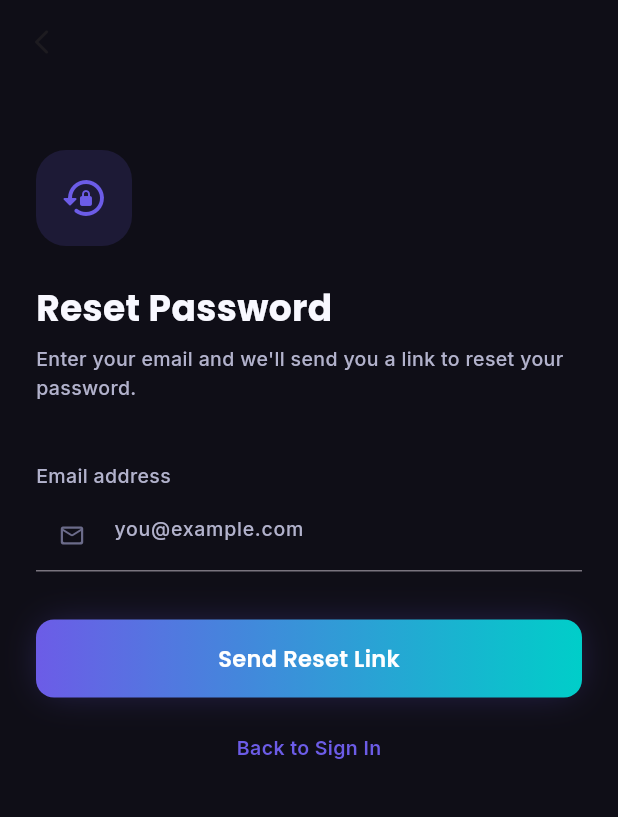
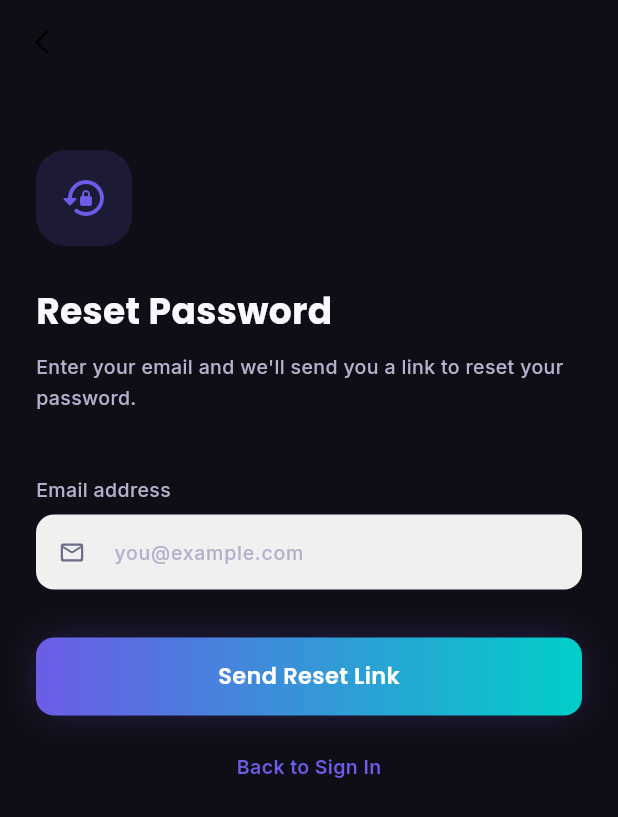
Before and after one commit to exploreofficialzz-star/Rise-Up, a Flutter app: the screen it shows after launch, after a tap on "Forgot password?", on a phone screen of 412 x 824 dp. Shown: the top 817 px of the screen. Run offline on Flutter 3.47's test engine with Material 3 defaults, Android fonts, the phone set to English and light mode, and no system bars; drawn by our look-alikes of flutter_animate; our stand-ins replace connectivity_plus, dio, fl_chart, flutter_local_notifications, flutter_markdown, flutter_riverpod and 11 more; accounts and stored records are empty; network calls fail.

Commit message:
Update app_constants.dart

```diff
--- a/frontend/lib/config/app_constants.dart
+++ b/frontend/lib/config/app_constants.dart
@@ -1,15 +1,21 @@
 import 'package:flutter/material.dart';
 import 'package:google_fonts/google_fonts.dart';
 
-// ── API ─────────────────────────────────────────────
+// ── API ──────────────────────────────────────────────
 const String kApiBaseUrl = String.fromEnvironment(
   'API_BASE_URL',
   defaultValue: 'https://rise-up-zkcj.onrender.com/api/v1',
 );
-const String kSupabaseUrl = String.fromEnvironment('SUPABASE_URL', defaultValue: '');
-const String kSupabaseAnonKey = String.fromEnvironment('SUPABASE_ANON_KEY', defaultValue: '');
+const String kSupabaseUrl = String.fromEnvironment(
+  'SUPABASE_URL',
+  defaultValue: '',
+);
+const String kSupabaseAnonKey = String.fromEnvironment(
+  'SUPABASE_ANON_KEY',
+  defaultValue: '',
+);
 
-// AdMob
+// ── AdMob ────────────────────────────────────────────
 const String kAdMobAppId = String.fromEnvironment(
   'ADMOB_APP_ID',
   defaultValue: 'ca-app-pub-3940256099942544~3347511713',
@@ -31,7 +37,7 @@ const String kAppOpenAdUnit = String.fromEnvironment(
   defaultValue: 'ca-app-pub-3940256099942544/9257395921',
 );
 
-// Google AdSense (Web only)
+// ── AdSense (Web) ─────────────────────────────────────
 const String kAdSensePublisherId = String.fromEnvironment(
   'ADSENSE_PUBLISHER_ID',
   defaultValue: 'ca-pub-XXXXXXXXXXXXXXXX',
@@ -45,7 +51,7 @@ const String kAdSenseBottomSlotId = String.fromEnvironment(
   defaultValue: 'XXXXXXXXXX',
 );
 
-// ── Colors ───────────────────────────────────────────
+// ── Colors ────────────────────────────────────────────
 class AppColors {
   static const Color primary = Color(0xFF6C5CE7);
   static const Color primaryLight = Color(0xFF9B8CF0);
@@ -83,7 +89,7 @@ class AppColors {
   }
 }
 
-// ── Typography ───────────────────────────────────────
+// ── Typography ────────────────────────────────────────
 class AppTextStyles {
   static TextStyle get h1 => GoogleFonts.poppins(
     fontSize: 32, fontWeight: FontWeight.w800,
@@ -128,13 +134,14 @@ class AppTextStyles {
   );
 }
 
-// ── Theme ────────────────────────────────────────────
+// ── Theme ─────────────────────────────────────────────
 class AppTheme {
+  // ── Dark theme ──────────────────────────────────────
   static ThemeData get dark => ThemeData(
     useMaterial3: true,
     brightness: Brightness.dark,
     scaffoldBackgroundColor: AppColors.bgDark,
-    colorScheme: ColorScheme.dark(
+    colorScheme: const ColorScheme.dark(
       primary: AppColors.primary,
       secondary: AppColors.accent,
       surface: AppColors.bgCard,
@@ -142,7 +149,8 @@ class AppTheme {
       onPrimary: Colors.white,
       onSurface: AppColors.textPrimary,
     ),
-    textTheme: GoogleFonts.interTextTheme(ThemeData.dark().textTheme).copyWith(
+    textTheme: GoogleFonts.interTextTheme(
+        ThemeData.dark().textTheme).copyWith(
       bodyLarge: AppTextStyles.body,
       bodyMedium: AppTextStyles.body,
       bodySmall: AppTextStyles.bodySmall,
@@ -157,7 +165,8 @@ class AppTheme {
     cardTheme: CardTheme(
       color: AppColors.bgCard,
       elevation: 0,
-      shape: RoundedRectangleBorder(borderRadius: BorderRadius.circular(16)),
+      shape: RoundedRectangleBorder(
+          borderRadius: BorderRadius.circular(16)),
     ),
     inputDecorationTheme: InputDecorationTheme(
       filled: true,
@@ -168,19 +177,24 @@ class AppTheme {
       ),
       focusedBorder: OutlineInputBorder(
         borderRadius: BorderRadius.circular(12),
-        borderSide: const BorderSide(color: AppColors.primary, width: 1.5),
+        borderSide: const BorderSide(
+            color: AppColors.primary, width: 1.5),
       ),
       hintStyle: AppTextStyles.label,
-      contentPadding: const EdgeInsets.symmetric(horizontal: 16, vertical: 14),
+      contentPadding: const EdgeInsets.symmetric(
+          horizontal: 16, vertical: 14),
     ),
     elevatedButtonTheme: ElevatedButtonThemeData(
       style: ElevatedButton.styleFrom(
         backgroundColor: AppColors.primary,
         foregroundColor: Colors.white,
         elevation: 0,
-        padding: const EdgeInsets.symmetric(horizontal: 24, vertical: 14),
-        shape: RoundedRectangleBorder(borderRadius: BorderRadius.circular(12)),
-        textStyle: GoogleFonts.inter(fontWeight: FontWeight.w600, fontSize: 15),
+        padding: const EdgeInsets.symmetric(
+            horizontal: 24, vertical: 14),
+        shape: RoundedRectangleBorder(
+            borderRadius: BorderRadius.circular(12)),
+        textStyle: GoogleFonts.inter(
+            fontWeight: FontWeight.w600, fontSize: 15),
       ),
     ),
     bottomNavigationBarTheme: const BottomNavigationBarThemeData(
@@ -191,9 +205,82 @@ class AppTheme {
       elevation: 0,
     ),
   );
+
+  // ── Light theme ──────────────────────────────────────
+  static ThemeData get light => ThemeData(
+    useMaterial3: true,
+    brightness: Brightness.light,
+    scaffoldBackgroundColor: Colors.white,
+    colorScheme: const ColorScheme.light(
+      primary: AppColors.primary,
+      secondary: AppColors.accent,
+      surface: Color(0xFFF5F5F5),
+      error: AppColors.error,
+      onPrimary: Colors.white,
+      onSurface: Colors.black87,
+    ),
+    textTheme: GoogleFonts.interTextTheme(
+        ThemeData.light().textTheme).copyWith(
+      bodyLarge: AppTextStyles.body.copyWith(color: Colors.black87),
+      bodyMedium: AppTextStyles.body.copyWith(color: Colors.black87),
+      bodySmall:
+          AppTextStyles.bodySmall.copyWith(color: Colors.black54),
+    ),
+    appBarTheme: AppBarTheme(
+      backgroundColor: Colors.white,
+      elevation: 0,
+      centerTitle: true,
+      titleTextStyle:
+          AppTextStyles.h4.copyWith(color: Colors.black87),
+      iconTheme: const IconThemeData(color: Colors.black87),
+    ),
+    cardTheme: CardTheme(
+      color: const Color(0xFFF5F5F5),
+      elevation: 0,
+      shape: RoundedRectangleBorder(
+          borderRadius: BorderRadius.circular(16)),
+    ),
+    inputDecorationTheme: InputDecorationTheme(
+      filled: true,
+      fillColor: const Color(0xFFF0F0F0),
+      border: OutlineInputBorder(
+        borderRadius: BorderRadius.circular(12),
+        borderSide: BorderSide.none,
+      ),
+      focusedBorder: OutlineInputBorder(
+        borderRadius: BorderRadius.circular(12),
+        borderSide: const BorderSide(
+            color: AppColors.primary, width: 1.5),
+      ),
+      hintStyle:
+          AppTextStyles.label.copyWith(color: Colors.black38),
+      contentPadding: const EdgeInsets.symmetric(
+          horizontal: 16, vertical: 14),
+    ),
+    elevatedButtonTheme: ElevatedButtonThemeData(
+      style: ElevatedButton.styleFrom(
+        backgroundColor: AppColors.primary,
+        foregroundColor: Colors.white,
+        elevation: 0,
+        padding: const EdgeInsets.symmetric(
+            horizontal: 24, vertical: 14),
+        shape: RoundedRectangleBorder(
+            borderRadius: BorderRadius.circular(12)),
+        textStyle: GoogleFonts.inter(
+            fontWeight: FontWeight.w600, fontSize: 15),
+      ),
+    ),
+    bottomNavigationBarTheme: const BottomNavigationBarThemeData(
+      backgroundColor: Colors.white,
+      selectedItemColor: AppColors.primary,
+      unselectedItemColor: Colors.black45,
+      type: BottomNavigationBarType.fixed,
+      elevation: 0,
+    ),
+  );
 }
 
-// ── Spacing ──────────────────────────────────────────
+// ── Spacing ───────────────────────────────────────────
 class AppSpacing {
   static const double xs = 4;
   static const double sm = 8;
@@ -219,26 +306,26 @@ class AppShadows {
       color: Colors.black.withOpacity(0.3),
       blurRadius: 20,
       offset: const Offset(0, 4),
-    )
+    ),
   ];
   static List<BoxShadow> get glow => [
     BoxShadow(
       color: AppColors.primary.withOpacity(0.3),
       blurRadius: 20,
       spreadRadius: -4,
-    )
+    ),
   ];
 }
 
-// ── Features ─────────────────────────────────────────
+// ── Feature Keys ─────────────────────────────────────
 class FeatureKeys {
-  static const String aiRoadmap          = 'ai_roadmap';
-  static const String taskBooster        = 'task_booster';
-  static const String skillBoost         = 'skill_boost';
-  static const String premiumSkills      = 'premium_skills';
-  static const String investmentTools    = 'investment_tools';
-  static const String mentorship         = 'mentorship';
-  static const String advancedAnalytics  = 'advanced_analytics';
+  static const String aiRoadmap         = 'ai_roadmap';
+  static const String taskBooster       = 'task_booster';
+  static const String skillBoost        = 'skill_boost';
+  static const String premiumSkills     = 'premium_skills';
+  static const String investmentTools   = 'investment_tools';
+  static const String mentorship        = 'mentorship';
+  static const String advancedAnalytics = 'advanced_analytics';
 }
 
 // ── Stage Info ────────────────────────────────────────
```
